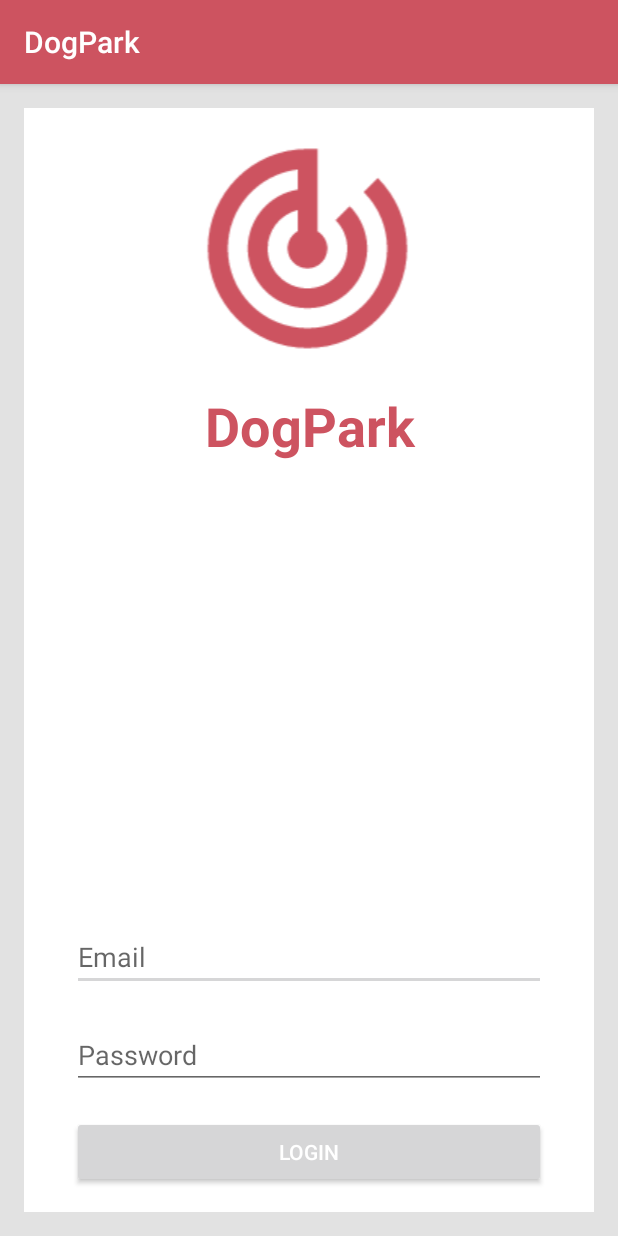
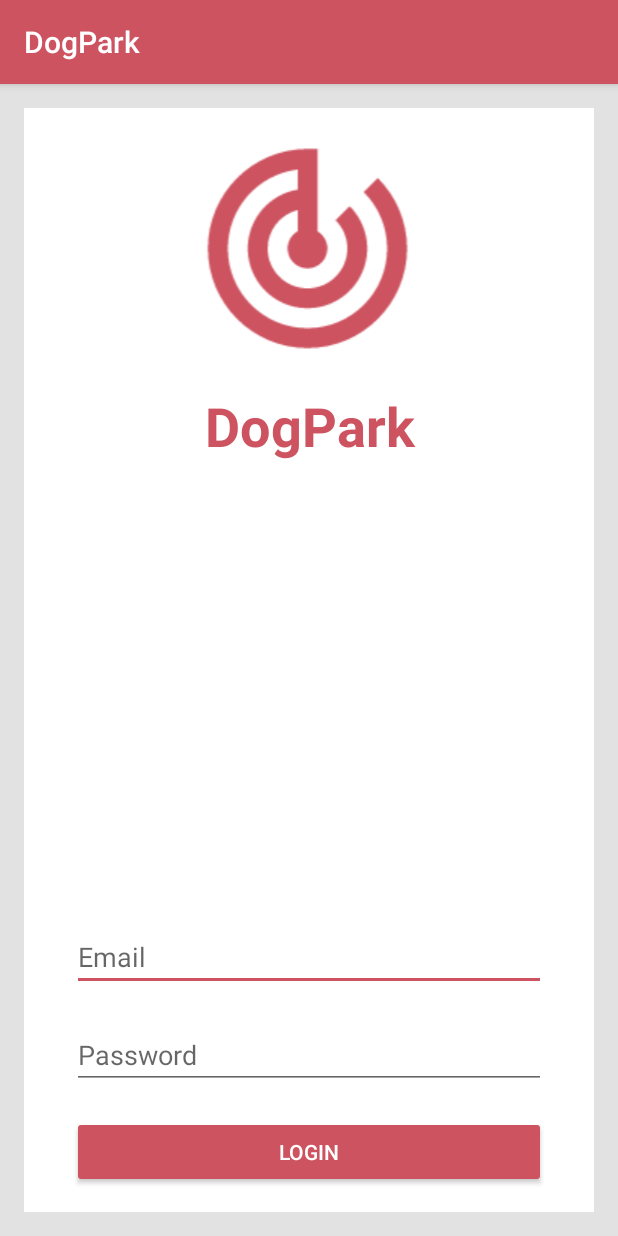
Before and after one commit to BigBaws/DogPark, an Android app: the screen it shows after launch (Login), on a phone screen of 412 x 824 dp. Run offline under Robolectric (Android 15) with nearby library versions, the phone set to English and light mode, and no system bars.

Commit message:
ColorAccent added

```diff
--- a/app/src/main/res/values/colors.xml
+++ b/app/src/main/res/values/colors.xml
@@ -6,4 +6,5 @@
     <color name="colorBackground">#E2E2E2</color>
     <color name="colorFontWhite">#FFFFFF</color>
     <color name="colorFontBlack">#000000</color>
+    <color name="colorAccent">#cd5360</color>
 </resources>
```
